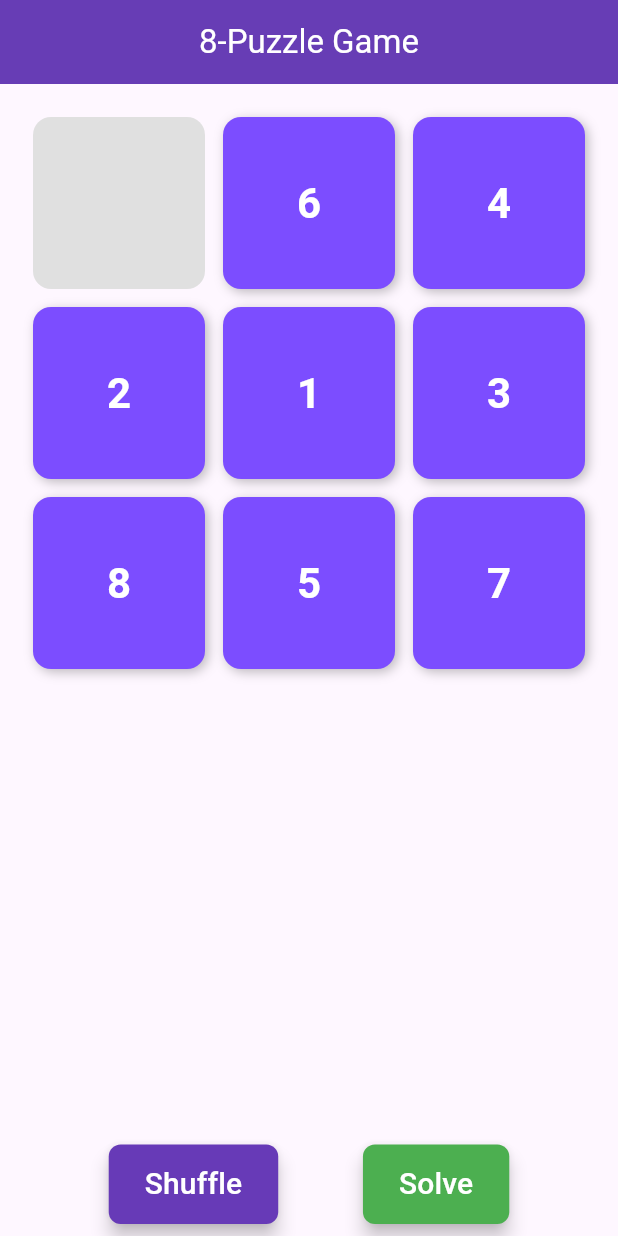
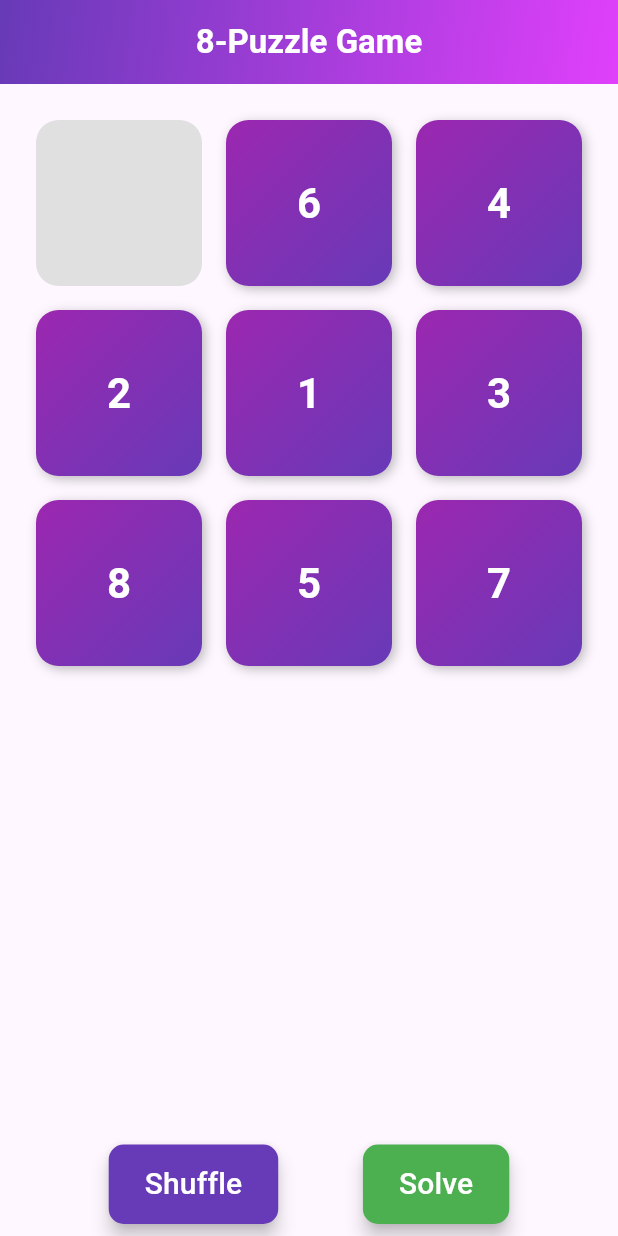
Before and after one commit to mo7md27/puzzel_8, a Flutter app: the screen it shows after launch, on a phone screen of 412 x 824 dp. Run offline on Flutter 3.47's test engine with Material 3 defaults, Android fonts, the phone set to English and light mode, and no system bars.

Commit message:
edit a ui in puzzle screen

```diff
--- a/lib/puzzle_screen.dart
+++ b/lib/puzzle_screen.dart
@@ -33,7 +33,6 @@ class _PuzzleScreenState extends State<PuzzleScreen> {
   }
 
   void solvePuzzle() {
-    // Set tiles to solved order
     tiles = [
       [1, 2, 3],
       [4, 5, 6],
@@ -101,10 +100,21 @@ class _PuzzleScreenState extends State<PuzzleScreen> {
   Widget build(BuildContext context) {
     return Scaffold(
       appBar: AppBar(
-        title: const Text('8-Puzzle Game', style: TextStyle(color: Colors.white)),
-        backgroundColor: Colors.deepPurple,
+        title: const Text(
+          '8-Puzzle Game',
+          style: TextStyle(color: Colors.white, fontWeight: FontWeight.w600),
+        ),
+        flexibleSpace: Container(
+          decoration: const BoxDecoration(
+            gradient: LinearGradient(
+              colors: [Colors.deepPurple, Colors.purpleAccent],
+              begin: Alignment.topLeft,
+              end: Alignment.bottomRight,
+            ),
+          ),
+        ),
+        centerTitle: true,
         elevation: 10,
-        centerTitle: true,
       ),
       body: Column(
         children: [
@@ -120,13 +130,21 @@ class _PuzzleScreenState extends State<PuzzleScreen> {
                   int col = index % 3;
                   return GestureDetector(
                     onTap: () => onTileTap(row, col),
-                    child: Container(
-                      margin: const EdgeInsets.all(6),
+                    child: AnimatedContainer(
+                      duration: const Duration(milliseconds: 200),
+                      margin: const EdgeInsets.all(8),
                       decoration: BoxDecoration(
                         color: tiles[row][col] == 0
                             ? Colors.grey.shade300
                             : Colors.deepPurpleAccent,
-                        borderRadius: BorderRadius.circular(12),
+                        borderRadius: BorderRadius.circular(15),
+                        gradient: tiles[row][col] != 0
+                            ? const LinearGradient(
+                                colors: [Colors.purple, Colors.deepPurple],
+                                begin: Alignment.topLeft,
+                                end: Alignment.bottomRight,
+                              )
+                            : null,
                         boxShadow: [
                           if (tiles[row][col] != 0)
                             const BoxShadow(
@@ -163,7 +181,7 @@ class _PuzzleScreenState extends State<PuzzleScreen> {
                     padding: const EdgeInsets.symmetric(vertical: 12, horizontal: 24),
                     backgroundColor: Colors.deepPurple,
                     shape: RoundedRectangleBorder(
-                      borderRadius: BorderRadius.circular(8),
+                      borderRadius: BorderRadius.circular(10),
                     ),
                     elevation: 5,
                   ),
@@ -178,7 +196,7 @@ class _PuzzleScreenState extends State<PuzzleScreen> {
                     padding: const EdgeInsets.symmetric(vertical: 12, horizontal: 24),
                     backgroundColor: Colors.green,
                     shape: RoundedRectangleBorder(
-                      borderRadius: BorderRadius.circular(8),
+                      borderRadius: BorderRadius.circular(10),
                     ),
                     elevation: 5,
                   ),
```
